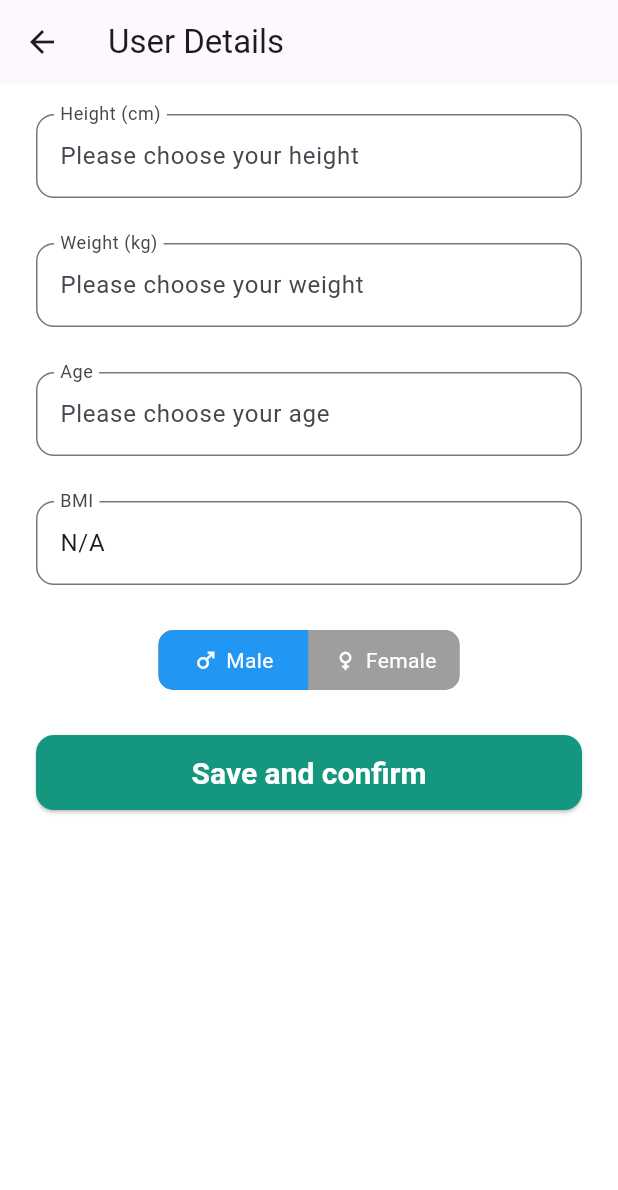
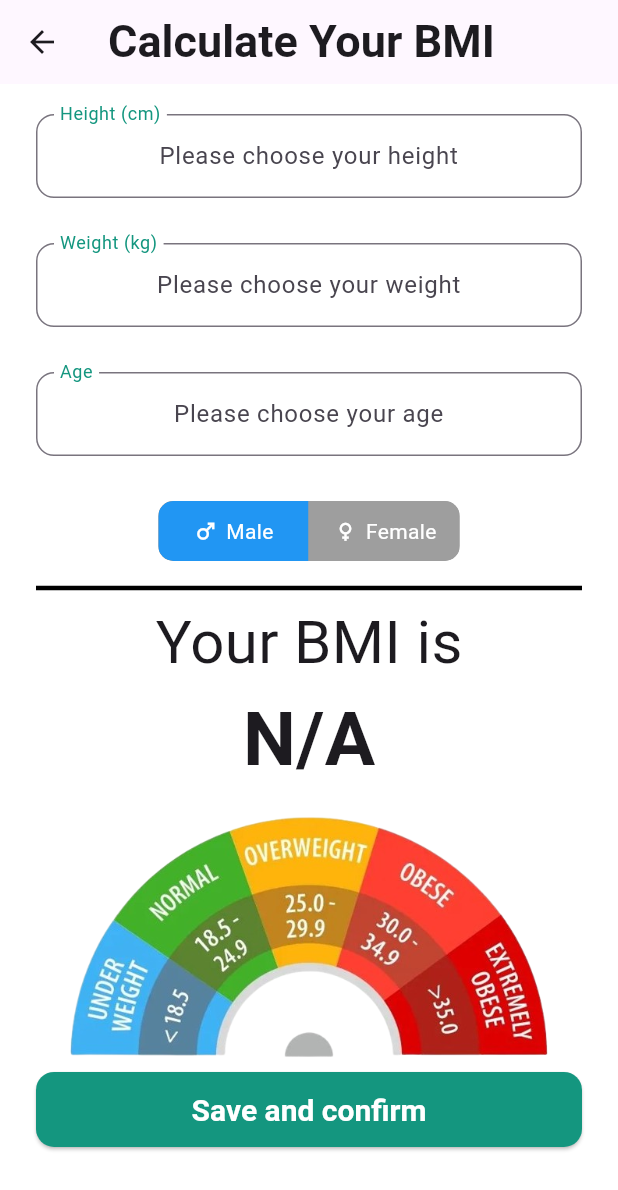
Before and after one commit to khoo04/health_tracker_app, a Flutter app: the BmiDetailsPage screen opened directly, on a phone screen of 412 x 824 dp. Shown: the top 1190 px of the screen. Run offline on Flutter 3.47's test engine with Material 3 defaults, Android fonts, the light colour scheme and no system bars; drawn by our look-alikes of loader_overlay, toggle_switch; our stand-ins replace flutter_bloc, fluttertoast, font_awesome_flutter, fpdart, get_it, internet_connection_checker_plus and 4 more; accounts and stored records are empty.

Commit message:
new design push

```diff
--- a/lib/features/auth/presentation/pages/login_page.dart
+++ b/lib/features/auth/presentation/pages/login_page.dart
@@ -62,8 +62,8 @@ class _LoginPageState extends State<LoginPage> {
                           TextStyle(fontSize: 50, fontWeight: FontWeight.bold),
                     ),
                     Image.asset(
-                      "assets/images/healthcare_logo.png",
-                      width: MediaQuery.sizeOf(context).width * 0.5,
+                      "assets/images/logo.png",
+                      width: MediaQuery.sizeOf(context).width * 0.65,
                     ),
                     const SizedBox(
                       height: 20,
--- a/lib/features/auth/presentation/pages/register_page.dart
+++ b/lib/features/auth/presentation/pages/register_page.dart
@@ -22,6 +22,7 @@ class _RegisterPageState extends State<RegisterPage> {
   final formKey = GlobalKey<FormState>();
   final emailController = TextEditingController();
   final passwordController = TextEditingController();
+  final confirmPasswordController = TextEditingController();
   final firstNameController = TextEditingController();
   final lastNameController = TextEditingController();
   bool isRead = false;
@@ -69,7 +70,7 @@ class _RegisterPageState extends State<RegisterPage> {
                 if (state is AuthFailure) {
                   showSnackBar(context, state.message);
                 } else if (state is AuthSuccess) {
-                  Navigator.of(context).pop();
+                  Navigator.pushReplacementNamed(context, '/');
                 }
               },
               builder: (context, state) {
@@ -140,7 +141,7 @@ class _RegisterPageState extends State<RegisterPage> {
                               ),
                               AuthPasswordField(
                                 hintText: "Confirm Password",
-                                controller: passwordController,
+                                controller: confirmPasswordController,
                               ),
                               const SizedBox(
                                 height: 10,
@@ -205,13 +206,17 @@ class _RegisterPageState extends State<RegisterPage> {
                               const SizedBox(
                                 height: 10,
                               ),
+                              Row(
+                                children: [
+                                  SizedBox(width: 40),
                                   GestureDetector(
                                     onTap: () => Navigator.pop(context),
                                     child: RichText(
                                       text: TextSpan(
                                         text: "Already have an account? ",
-                                    style:
-                                        Theme.of(context).textTheme.titleMedium,
+                                        style: Theme.of(context)
+                                            .textTheme
+                                            .titleMedium,
                                         children: [
                                           TextSpan(
                                             text: "Sign In",
@@ -220,7 +225,8 @@ class _RegisterPageState extends State<RegisterPage> {
                                                 .titleMedium
                                                 ?.copyWith(
                                                   fontWeight: FontWeight.bold,
-                                              color: AppPallete.primaryColor,
+                                                  color:
+                                                      AppPallete.primaryColor,
                                                   decoration:
                                                       TextDecoration.underline,
                                                 ),
@@ -228,6 +234,8 @@ class _RegisterPageState extends State<RegisterPage> {
                                         ],
                                       ),
                                     ),
+                                  ),
+                                ],
                               ),
                               //Reserved Space to Scroll
                               const SizedBox(
--- a/lib/features/profile/presentation/pages/bmi_details_page.dart
+++ b/lib/features/profile/presentation/pages/bmi_details_page.dart
@@ -46,7 +46,8 @@ class _BmiDetailsPageState extends State<BmiDetailsPage> {
   Widget build(BuildContext context) {
     return Scaffold(
       appBar: AppBar(
-        title: const Text("User Details"),
+        title: const Text("Calculate Your BMI",
+            style: TextStyle(fontWeight: FontWeight.bold, fontSize: 30)),
       ),
       body: Padding(
         padding: const EdgeInsets.symmetric(
@@ -67,6 +68,7 @@ class _BmiDetailsPageState extends State<BmiDetailsPage> {
                   height: 20,
                 ),
                 TextFormField(
+                  textAlign: TextAlign.center,
                   controller: heightController,
                   onTap: () async {
                     //SHOW DIALOG
@@ -86,9 +88,12 @@ class _BmiDetailsPageState extends State<BmiDetailsPage> {
                   },
                   readOnly: true,
                   decoration: InputDecoration(
+                    focusedBorder: OutlineInputBorder(
+                        borderSide: BorderSide(color: AppPallete.primaryColor)),
                     border: OutlineInputBorder(
                       borderRadius: BorderRadius.circular(12.0),
                     ),
+                    labelStyle: TextStyle(color: AppPallete.primaryColor),
                     labelText: "Height (cm)",
                     hintText: "Please choose your height",
                     floatingLabelBehavior: FloatingLabelBehavior.always,
@@ -98,6 +103,7 @@ class _BmiDetailsPageState extends State<BmiDetailsPage> {
                   height: 30,
                 ),
                 TextFormField(
+                  textAlign: TextAlign.center,
                   controller: weightController,
                   onTap: () async {
                     //SHOW DIALOG
@@ -117,9 +123,12 @@ class _BmiDetailsPageState extends State<BmiDetailsPage> {
                   },
                   readOnly: true,
                   decoration: InputDecoration(
+                    focusedBorder: OutlineInputBorder(
+                        borderSide: BorderSide(color: AppPallete.primaryColor)),
                     border: OutlineInputBorder(
                       borderRadius: BorderRadius.circular(12.0),
                     ),
+                    labelStyle: TextStyle(color: AppPallete.primaryColor),
                     labelText: "Weight (kg)",
                     hintText: "Please choose your weight",
                     floatingLabelBehavior: FloatingLabelBehavior.always,
@@ -129,6 +138,7 @@ class _BmiDetailsPageState extends State<BmiDetailsPage> {
                   height: 30,
                 ),
                 TextFormField(
+                  textAlign: TextAlign.center,
                   controller: ageController,
                   onTap: () async {
                     //SHOW DIALOG
@@ -148,25 +158,14 @@ class _BmiDetailsPageState extends State<BmiDetailsPage> {
                   },
                   readOnly: true,
                   decoration: InputDecoration(
+                    focusedBorder: OutlineInputBorder(
+                        borderSide: BorderSide(color: AppPallete.primaryColor)),
                     border: OutlineInputBorder(
                       borderRadius: BorderRadius.circular(12.0),
                     ),
+                    labelStyle: TextStyle(color: AppPallete.primaryColor),
                     labelText: "Age",
                     hintText: "Please choose your age",
-                    floatingLabelBehavior: FloatingLabelBehavior.always,
-                  ),
-                ),
-                const SizedBox(
-                  height: 30,
-                ),
-                TextFormField(
-                  controller: bmiController,
-                  readOnly: true,
-                  decoration: InputDecoration(
-                    border: OutlineInputBorder(
-                      borderRadius: BorderRadius.circular(12.0),
-                    ),
-                    labelText: "BMI",
                     floatingLabelBehavior: FloatingLabelBehavior.always,
                   ),
                 ),
@@ -199,7 +198,16 @@ class _BmiDetailsPageState extends State<BmiDetailsPage> {
                   },
                 ),
                 const SizedBox(
-                  height: 30,
+                  height: 10,
+                ),
+                Divider(thickness: 3, color: Colors.black),
+                Text("Your BMI is", style: TextStyle(fontSize: 40)),
+                Text(bmiController.text,
+                    style:
+                        TextStyle(fontSize: 50, fontWeight: FontWeight.bold)),
+                Image.asset(
+                  "assets/images/bmi_bar.png",
+                  width: MediaQuery.sizeOf(context).width * 0.90,
                 ),
                 ElevatedButton(
                   onPressed: () {
@@ -243,6 +251,7 @@ class _BmiDetailsPageState extends State<BmiDetailsPage> {
                     style: TextStyle(fontSize: 20, fontWeight: FontWeight.bold),
                   ),
                 ),
+                SizedBox(height: 20)
               ],
             ),
           ),
```
Also changed, not shown: assets/images/bmi_bar.png (added), assets/images/healthcare_logo.png (deleted), assets/images/logo.png (added). Lines whose indentation alone changed are shown as unchanged.
